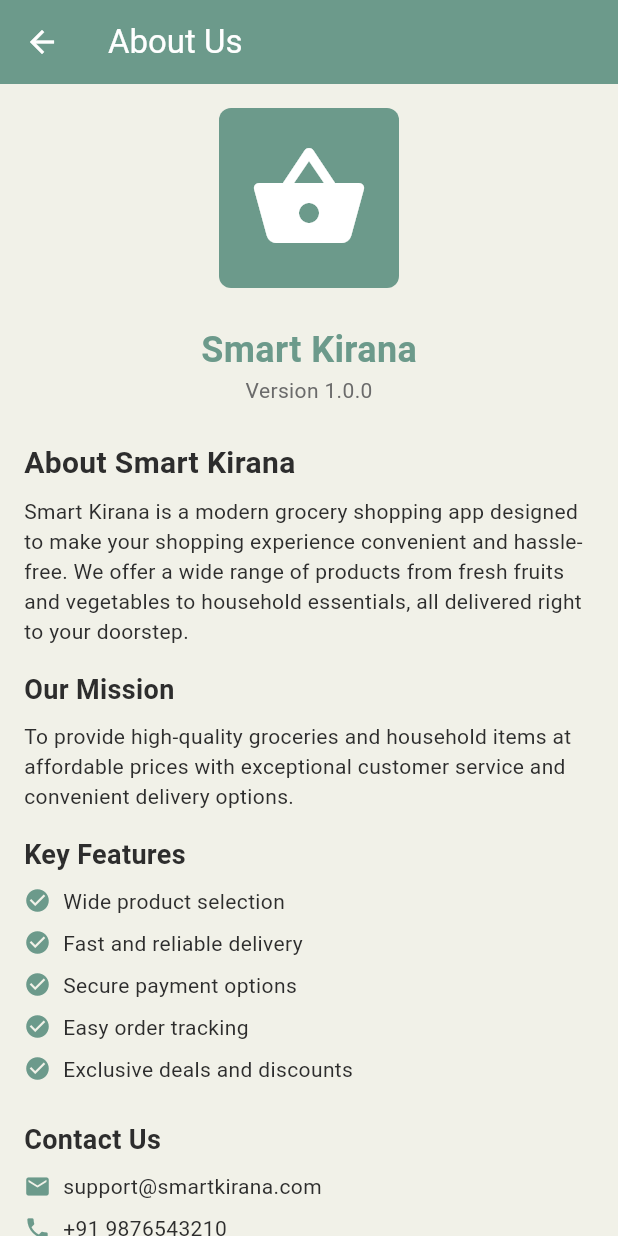
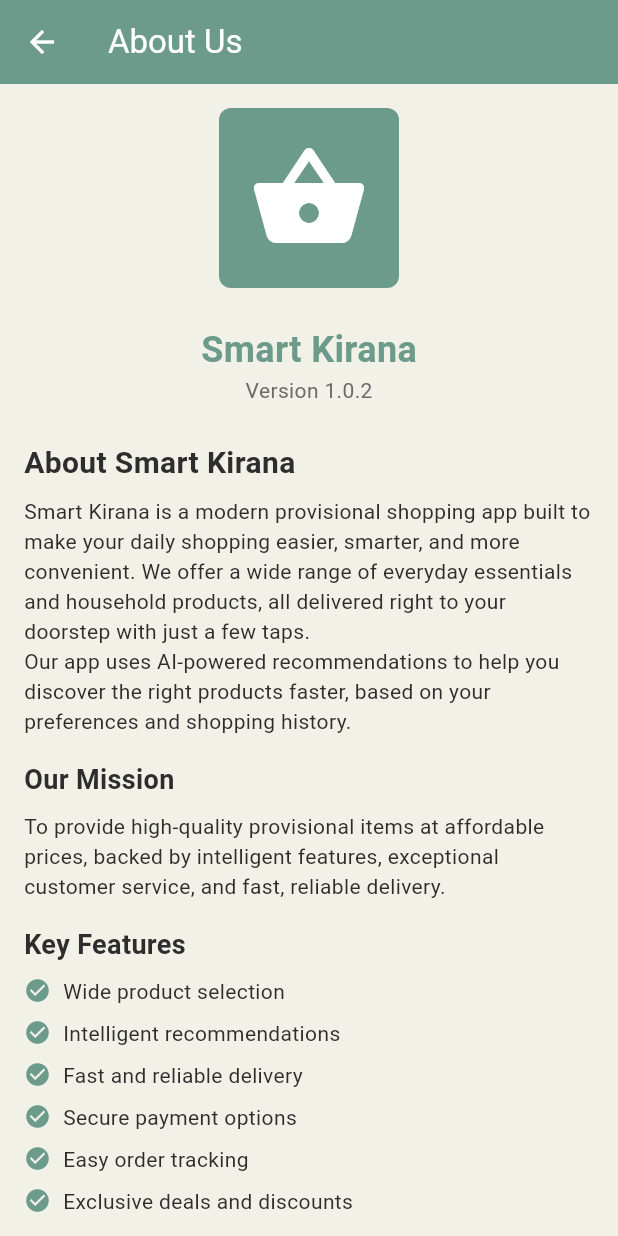
Before and after one commit to mohdyusuf2312/smart_kirana, a Flutter app: the AboutUsScreen screen opened directly, on a phone screen of 412 x 824 dp. Run offline on Flutter 3.47's test engine with Material 3 defaults, Android fonts, the phone set to English and light mode, and no system bars; our stand-ins replace cloud_firestore, email_validator, firebase_auth, firebase_core, firebase_storage, fl_chart and 6 more; accounts and stored records are empty; generated files the repository leaves out were written again; network calls fail.

Commit message:
Change some details

```diff
--- a/lib/screens/home/about_us_screen.dart
+++ b/lib/screens/home/about_us_screen.dart
@@ -50,7 +50,7 @@ class AboutUsScreen extends StatelessWidget {
             // App Version
             Center(
               child: Text(
-                'Version 1.0.0',
+                'Version 1.0.2',
                 style: AppTextStyles.bodyMedium.copyWith(
                   color: AppColors.textSecondary,
                 ),
@@ -63,7 +63,11 @@ class AboutUsScreen extends StatelessWidget {
             Text('About Smart Kirana', style: AppTextStyles.heading2),
             const SizedBox(height: AppPadding.small),
             const Text(
-              'Smart Kirana is a modern grocery shopping app designed to make your shopping experience convenient and hassle-free. We offer a wide range of products from fresh fruits and vegetables to household essentials, all delivered right to your doorstep.',
+              'Smart Kirana is a modern provisional shopping app built to make your daily shopping easier, smarter, and more convenient. We offer a wide range of everyday essentials and household products, all delivered right to your doorstep with just a few taps.',
+              style: AppTextStyles.bodyMedium,
+            ),
+            const Text(
+              'Our app uses AI-powered recommendations to help you discover the right products faster, based on your preferences and shopping history.',
               style: AppTextStyles.bodyMedium,
             ),
 
@@ -73,7 +77,7 @@ class AboutUsScreen extends StatelessWidget {
             Text('Our Mission', style: AppTextStyles.heading3),
             const SizedBox(height: AppPadding.small),
             const Text(
-              'To provide high-quality groceries and household items at affordable prices with exceptional customer service and convenient delivery options.',
+              'To provide high-quality provisional items at affordable prices, backed by intelligent features, exceptional customer service, and fast, reliable delivery.',
               style: AppTextStyles.bodyMedium,
             ),
 
@@ -83,6 +87,7 @@ class AboutUsScreen extends StatelessWidget {
             Text('Key Features', style: AppTextStyles.heading3),
             const SizedBox(height: AppPadding.small),
             _buildFeatureItem('Wide product selection'),
+            _buildFeatureItem('Intelligent recommendations'),
             _buildFeatureItem('Fast and reliable delivery'),
             _buildFeatureItem('Secure payment options'),
             _buildFeatureItem('Easy order tracking'),
@@ -93,9 +98,12 @@ class AboutUsScreen extends StatelessWidget {
             // Contact Section
             Text('Contact Us', style: AppTextStyles.heading3),
             const SizedBox(height: AppPadding.small),
-            _buildContactItem(Icons.email, 'support@smartkirana.com'),
-            _buildContactItem(Icons.phone, '+91 9876543210'),
-            _buildContactItem(Icons.location_on, '123 Main Street, City, State, India'),
+            _buildContactItem(Icons.email, 'mohdyusufr@gmail.com'),
+            _buildContactItem(Icons.phone, '+91 9084662330'),
+            _buildContactItem(
+              Icons.location_on,
+              '244402, Mohalla Badi Mandi, Town Bhojpur, District Moradabad',
+            ),
 
             const SizedBox(height: AppPadding.large),
 
@@ -120,15 +128,9 @@ class AboutUsScreen extends StatelessWidget {
       child: Row(
         crossAxisAlignment: CrossAxisAlignment.start,
         children: [
-          const Icon(
-            Icons.check_circle,
-            color: AppColors.primary,
-            size: 18,
-          ),
+          const Icon(Icons.check_circle, color: AppColors.primary, size: 18),
           const SizedBox(width: AppPadding.small),
-          Expanded(
-            child: Text(text, style: AppTextStyles.bodyMedium),
-          ),
+          Expanded(child: Text(text, style: AppTextStyles.bodyMedium)),
         ],
       ),
     );
@@ -139,11 +141,7 @@ class AboutUsScreen extends StatelessWidget {
       padding: const EdgeInsets.only(bottom: AppPadding.small),
       child: Row(
         children: [
-          Icon(
-            icon,
-            color: AppColors.primary,
-            size: 18,
-          ),
+          Icon(icon, color: AppColors.primary, size: 18),
           const SizedBox(width: AppPadding.small),
           Text(text, style: AppTextStyles.bodyMedium),
         ],
```
